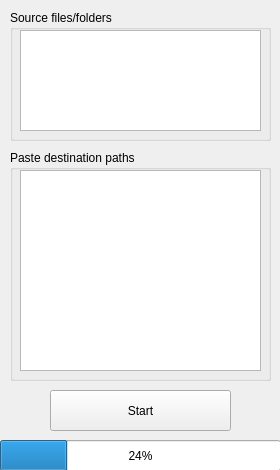
Before: the Qt Designer form MooovR.ui in Suleman-Elahi/MooovR, drawn with Qt 5.
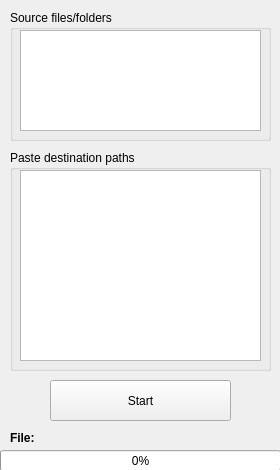
After: the same form once the commit is applied. Icons and pictures are not drawn.

```diff
--- a/MooovR.ui
+++ b/MooovR.ui
@@ -32,7 +32,7 @@
       <x>10</x>
       <y>150</y>
       <width>261</width>
-      <height>231</height>
+						<height>221</height>
      </rect>
     </property>
     <property name="title">
@@ -44,7 +44,7 @@
        <x>10</x>
        <y>20</y>
        <width>241</width>
-       <height>201</height>
+							<height>191</height>
       </rect>
      </property>
     </widget>
@@ -76,7 +76,7 @@
     <property name="geometry">
      <rect>
       <x>50</x>
-      <y>390</y>
+						<y>380</y>
       <width>181</width>
       <height>41</height>
      </rect>
@@ -89,21 +89,60 @@
     <property name="geometry">
      <rect>
       <x>0</x>
-      <y>440</y>
+						<y>450</y>
       <width>281</width>
-      <height>31</height>
+						<height>21</height>
      </rect>
     </property>
     <property name="layoutDirection">
      <enum>Qt::LeftToRight</enum>
     </property>
     <property name="value">
-     <number>24</number>
+					<number>0</number>
     </property>
     <property name="alignment">
      <set>Qt::AlignCenter</set>
     </property>
    </widget>
+			<widget class="QLabel" name="label">
+				<property name="geometry">
+					<rect>
+						<x>10</x>
+						<y>430</y>
+						<width>31</width>
+						<height>16</height>
+					</rect>
+				</property>
+				<property name="font">
+					<font>
+						<weight>75</weight>
+						<bold>true</bold>
+					</font>
+				</property>
+				<property name="text">
+					<string>File:</string>
+				</property>
+			</widget>
+			<widget class="QLabel" name="filename">
+				<property name="geometry">
+					<rect>
+						<x>40</x>
+						<y>430</y>
+						<width>231</width>
+						<height>16</height>
+					</rect>
+				</property>
+				<property name="font">
+					<font>
+						<pointsize>7</pointsize>
+						<weight>50</weight>
+						<bold>false</bold>
+					</font>
+				</property>
+				<property name="text">
+					<string/>
+				</property>
+			</widget>
   </widget>
  </widget>
  <resources/>
```
Left out of the diff: 5 changed lines with no effect on the pictures. Lines whose indentation alone changed are shown as unchanged.
